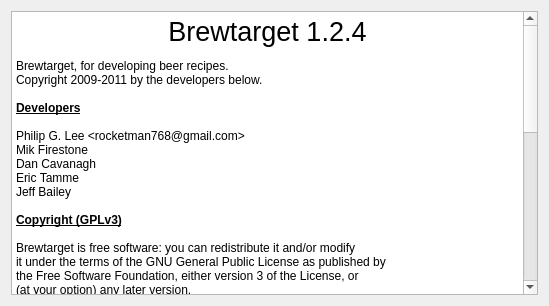
The window that ui/aboutDialog.ui (Brewtarget/brewtarget) describes before a commit, drawn with Qt 5.
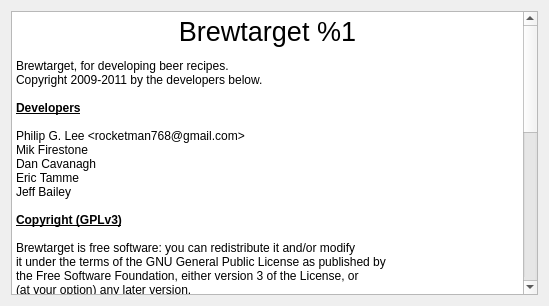
The same window after the commit.

Commit message: Main window and about dialog now use config.h:VERSIONSTRING, so we don't need to manually edit the displayed version numbers anymore.

Patch:
```diff
--- a/ui/aboutDialog.ui
+++ b/ui/aboutDialog.ui
@@ -20,8 +20,8 @@
       <string notr="true">&lt;!DOCTYPE HTML PUBLIC &quot;-//W3C//DTD HTML 4.0//EN&quot; &quot;http://www.w3.org/TR/REC-html40/strict.dtd&quot;&gt;
 &lt;html&gt;&lt;head&gt;&lt;meta name=&quot;qrichtext&quot; content=&quot;1&quot; /&gt;&lt;style type=&quot;text/css&quot;&gt;
 p, li { white-space: pre-wrap; }
-&lt;/style&gt;&lt;/head&gt;&lt;body style=&quot; font-family:'Sans Serif'; font-size:9pt; font-weight:400; font-style:normal;&quot;&gt;
-&lt;p align=&quot;center&quot; style=&quot; margin-top:12px; margin-bottom:0px; margin-left:0px; margin-right:0px; -qt-block-indent:0; text-indent:0px;&quot;&gt;&lt;span style=&quot; font-family:'DejaVu Sans'; font-size:20pt;&quot;&gt;Brewtarget 1.2.4&lt;/span&gt;&lt;/p&gt;
+&lt;/style&gt;&lt;/head&gt;&lt;body style=&quot; font-family:'DejaVu Sans'; font-size:9pt; font-weight:400; font-style:normal;&quot;&gt;
+&lt;p align=&quot;center&quot; style=&quot; margin-top:12px; margin-bottom:0px; margin-left:0px; margin-right:0px; -qt-block-indent:0; text-indent:0px;&quot;&gt;&lt;span style=&quot; font-size:20pt;&quot;&gt;Brewtarget %1&lt;/span&gt;&lt;/p&gt;
 &lt;p style=&quot; margin-top:12px; margin-bottom:0px; margin-left:0px; margin-right:0px; -qt-block-indent:0; text-indent:0px;&quot;&gt;&lt;span style=&quot; font-family:'Courier New,courier';&quot;&gt;Brewtarget, for developing beer recipes.&lt;/span&gt;&lt;/p&gt;
 &lt;p style=&quot; margin-top:0px; margin-bottom:0px; margin-left:0px; margin-right:0px; -qt-block-indent:0; text-indent:0px;&quot;&gt;&lt;span style=&quot; font-family:'Courier New,courier';&quot;&gt;Copyright 2009-2011 by the developers below.&lt;/span&gt;&lt;/p&gt;
 &lt;p style=&quot;-qt-paragraph-type:empty; margin-top:0px; margin-bottom:0px; margin-left:0px; margin-right:0px; -qt-block-indent:0; text-indent:0px; font-family:'Courier New,courier';&quot;&gt;&lt;/p&gt;
@@ -48,7 +48,7 @@
 &lt;p style=&quot; margin-top:0px; margin-bottom:0px; margin-left:0px; margin-right:0px; -qt-block-indent:0; text-indent:0px;&quot;&gt;&lt;span style=&quot; font-family:'Courier New,courier';&quot;&gt;You should have received a copy of the GNU General Public License&lt;/span&gt;&lt;/p&gt;
 &lt;p style=&quot; margin-top:0px; margin-bottom:12px; margin-left:0px; margin-right:0px; -qt-block-indent:0; text-indent:0px;&quot;&gt;&lt;span style=&quot; font-family:'Courier New,courier';&quot;&gt;along with Brewtarget.  If not, see &amp;lt;&lt;/span&gt;&lt;a href=&quot;http://www.gnu.org/licenses/&quot;&gt;&lt;span style=&quot; font-family:'Courier New,courier'; text-decoration: underline; color:#0000ff;&quot;&gt;http://www.gnu.org/licenses/&lt;/span&gt;&lt;/a&gt;&lt;span style=&quot; font-family:'Courier New,courier';&quot;&gt;&amp;gt;.&lt;/span&gt;&lt;/p&gt;
 &lt;p style=&quot; margin-top:0px; margin-bottom:12px; margin-left:0px; margin-right:0px; -qt-block-indent:0; text-indent:0px;&quot;&gt;&lt;span style=&quot; font-family:'Courier New,courier'; font-weight:600;&quot;&gt;Source Code&lt;/span&gt;&lt;/p&gt;
-&lt;p style=&quot; margin-top:0px; margin-bottom:12px; margin-left:0px; margin-right:0px; -qt-block-indent:0; text-indent:0px;&quot;&gt;&lt;span style=&quot; font-family:'Courier New,courier';&quot;&gt;Brewtarget's source code can be downloaded at &lt;/span&gt;&lt;a href=&quot;http://brewtarget.sourceforge.net&quot;&gt;&lt;span style=&quot; text-decoration: underline; color:#0057ae;&quot;&gt;brewtarget.sourceforge.net&lt;/span&gt;&lt;/a&gt;.&lt;/p&gt;
+&lt;p style=&quot; margin-top:0px; margin-bottom:12px; margin-left:0px; margin-right:0px; -qt-block-indent:0; text-indent:0px;&quot;&gt;&lt;span style=&quot; font-family:'Courier New,courier';&quot;&gt;Brewtarget's source code can be downloaded at &lt;/span&gt;&lt;a href=&quot;http://brewtarget.sourceforge.net&quot;&gt;&lt;span style=&quot; font-family:'Sans Serif'; text-decoration: underline; color:#0057ae;&quot;&gt;brewtarget.sourceforge.net&lt;/span&gt;&lt;/a&gt;&lt;span style=&quot; font-family:'Sans Serif';&quot;&gt;.&lt;/span&gt;&lt;/p&gt;
 &lt;p style=&quot; margin-top:0px; margin-bottom:12px; margin-left:0px; margin-right:0px; -qt-block-indent:0; text-indent:0px;&quot;&gt;&lt;span style=&quot; font-family:'Courier New,courier'; font-weight:600; text-decoration: underline;&quot;&gt;Special Thanks&lt;/span&gt;&lt;/p&gt;
 &lt;p style=&quot; margin-top:0px; margin-bottom:0px; margin-left:0px; margin-right:0px; -qt-block-indent:0; text-indent:0px;&quot;&gt;&lt;span style=&quot; font-family:'Courier New,courier';&quot;&gt;Marc Cote (French translation)&lt;/span&gt;&lt;/p&gt;
 &lt;p style=&quot; margin-top:0px; margin-bottom:0px; margin-left:0px; margin-right:0px; -qt-block-indent:0; text-indent:0px;&quot;&gt;&lt;span style=&quot; font-family:'Courier New,courier';&quot;&gt;Pawel Fiedor (Polish translation)&lt;/span&gt;&lt;/p&gt;
@@ -56,8 +56,8 @@
 &lt;p style=&quot; margin-top:0px; margin-bottom:0px; margin-left:0px; margin-right:0px; -qt-block-indent:0; text-indent:0px;&quot;&gt;&lt;span style=&quot; font-family:'Courier New,courier';&quot;&gt;Edu Engler (Portuguese translation)&lt;/span&gt;&lt;/p&gt;
 &lt;p style=&quot; margin-top:0px; margin-bottom:0px; margin-left:0px; margin-right:0px; -qt-block-indent:0; text-indent:0px;&quot;&gt;&lt;span style=&quot; font-family:'Courier New,courier';&quot;&gt;Jan Grmela (Czech translation)&lt;/span&gt;&lt;/p&gt;
 &lt;p style=&quot; margin-top:0px; margin-bottom:0px; margin-left:0px; margin-right:0px; -qt-block-indent:0; text-indent:0px;&quot;&gt;&lt;span style=&quot; font-family:'Courier New,courier';&quot;&gt;Randy Brace (alpha tester)&lt;/span&gt;&lt;/p&gt;
-&lt;p style=&quot; margin-top:0px; margin-bottom:0px; margin-left:0px; margin-right:0px; -qt-block-indent:0; text-indent:0px;&quot;&gt;&lt;a href=&quot;http://finalgravitypodcast.com&quot;&gt;&lt;span style=&quot; text-decoration: underline; color:#0057ae;&quot;&gt;Final Gravity Podcasts&lt;/span&gt;&lt;/a&gt;&lt;/p&gt;
-&lt;p style=&quot; margin-top:0px; margin-bottom:0px; margin-left:0px; margin-right:0px; -qt-block-indent:0; text-indent:0px;&quot;&gt;&lt;span style=&quot; font-family:'Courier New,courier';&quot;&gt;Glenn Tinseth &amp;lt;&lt;/span&gt;&lt;a href=&quot;http://www.realbeer.com/hops&quot;&gt;&lt;span style=&quot; font-family:'DejaVu Sans'; text-decoration: underline; color:#0000ff;&quot;&gt;http://www.realbeer.com/hops&lt;/span&gt;&lt;/a&gt;&lt;span style=&quot; font-family:'Courier New,courier';&quot;&gt;&amp;gt;&lt;/span&gt;&lt;/p&gt;
+&lt;p style=&quot; margin-top:0px; margin-bottom:0px; margin-left:0px; margin-right:0px; -qt-block-indent:0; text-indent:0px;&quot;&gt;&lt;a href=&quot;http://finalgravitypodcast.com&quot;&gt;&lt;span style=&quot; font-family:'Sans Serif'; text-decoration: underline; color:#0057ae;&quot;&gt;Final Gravity Podcasts&lt;/span&gt;&lt;/a&gt;&lt;/p&gt;
+&lt;p style=&quot; margin-top:0px; margin-bottom:0px; margin-left:0px; margin-right:0px; -qt-block-indent:0; text-indent:0px;&quot;&gt;&lt;span style=&quot; font-family:'Courier New,courier';&quot;&gt;Glenn Tinseth &amp;lt;&lt;/span&gt;&lt;a href=&quot;http://www.realbeer.com/hops&quot;&gt;&lt;span style=&quot; text-decoration: underline; color:#0000ff;&quot;&gt;http://www.realbeer.com/hops&lt;/span&gt;&lt;/a&gt;&lt;span style=&quot; font-family:'Courier New,courier';&quot;&gt;&amp;gt;&lt;/span&gt;&lt;/p&gt;
 &lt;p style=&quot; margin-top:0px; margin-bottom:0px; margin-left:0px; margin-right:0px; -qt-block-indent:0; text-indent:0px;&quot;&gt;&lt;span style=&quot; font-family:'Courier New,courier';&quot;&gt;A68 - Freelance Graphics Design (flag images)&lt;/span&gt;&lt;/p&gt;
 &lt;p style=&quot; margin-top:0px; margin-bottom:0px; margin-left:0px; margin-right:0px; -qt-block-indent:0; text-indent:0px;&quot;&gt;&lt;span style=&quot; font-family:'Courier New,courier';&quot;&gt;server, printer, edit-copy, document-print-preview and merge images from Oxygen theme (CC license)&lt;/span&gt;&lt;/p&gt;
 &lt;p style=&quot; margin-top:0px; margin-bottom:0px; margin-left:0px; margin-right:0px; -qt-block-indent:0; text-indent:0px;&quot;&gt;&lt;span style=&quot; font-family:'Courier New,courier';&quot;&gt;backup image from Nuvola theme (LGPL)&lt;/span&gt;&lt;/p&gt;
```
The commit also changes 3 other files.
